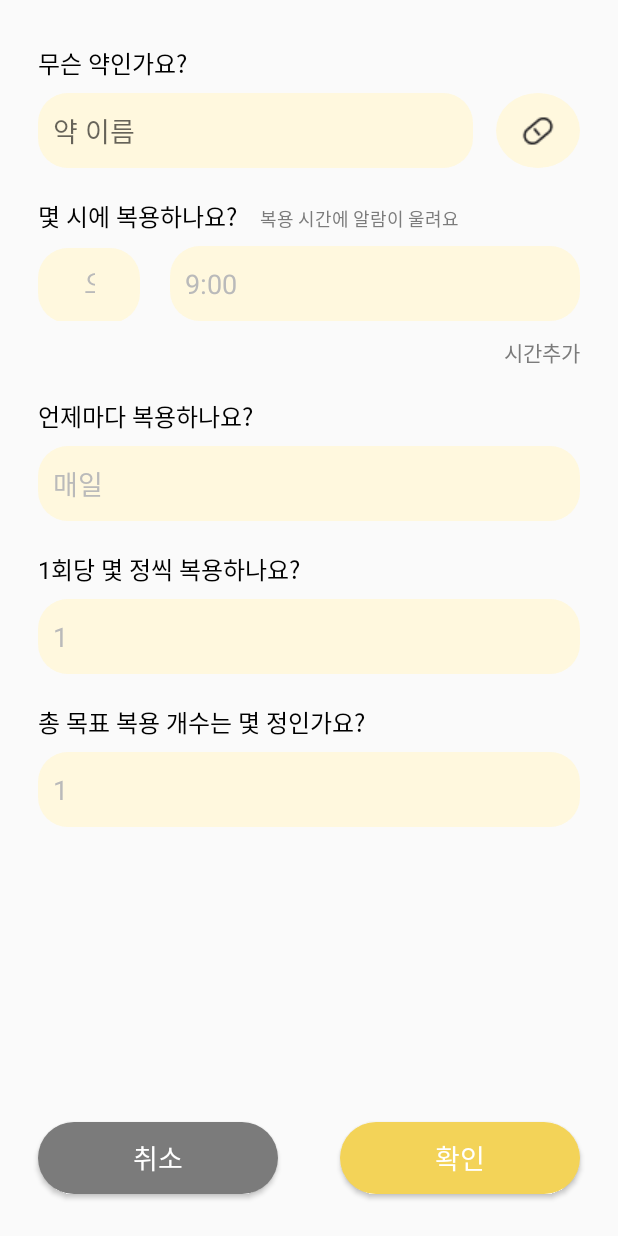
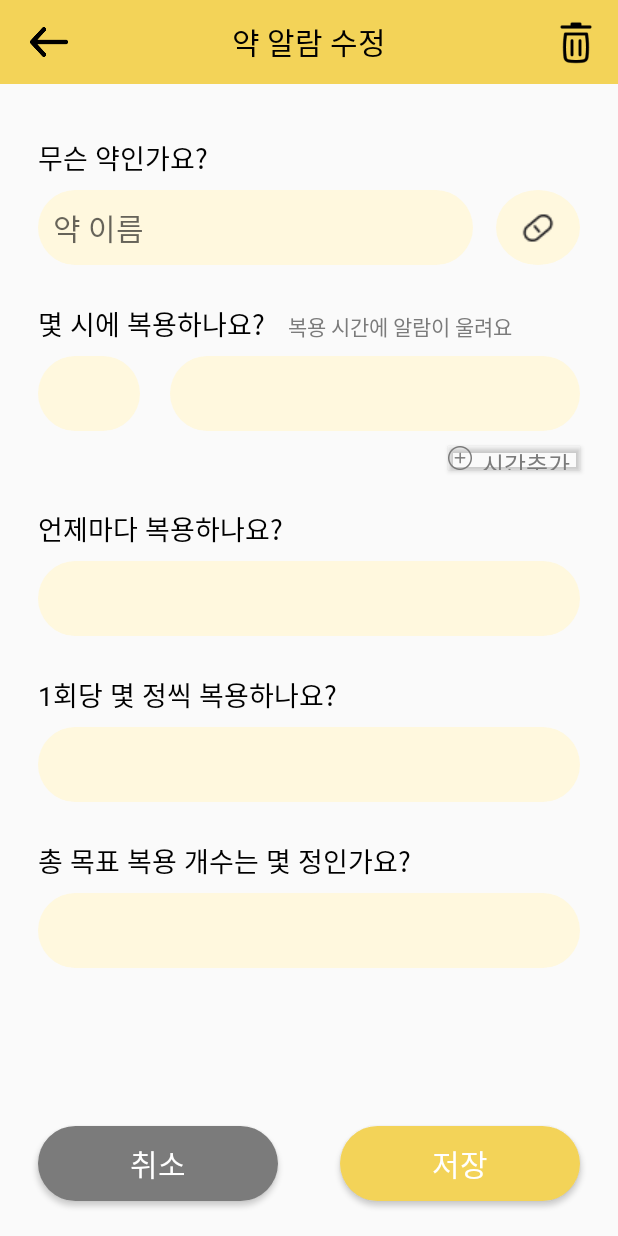
Before and after one commit to Maaaaeari/Chick, an Android app: the EditAlarmActivity screen opened directly, with no data from a screen before it, on a phone screen of 412 x 824 dp. Run offline under Robolectric (Android 15) with nearby library versions, the phone set to English and light mode, and no system bars.

Commit message:
약 알람 수정, 알람화면

```diff
--- a/app/src/main/AndroidManifest.xml
+++ b/app/src/main/AndroidManifest.xml
@@ -14,9 +14,13 @@
         android:theme="@style/Theme.Chick"
         tools:targetApi="31">
         <activity
+            android:name=".MedAlarmActivity"
+            android:exported="false" />
+        <activity
             android:name=".EditAlarmActivity"
+            android:exported="false"
             android:parentActivityName=".MainActivity"
-            android:exported="false" />
+            android:windowSoftInputMode="adjustNothing" />
         <activity
             android:name=".MainActivity"
             android:exported="true">
--- a/app/src/main/java/com/example/chick/EditAlarmActivity.kt
+++ b/app/src/main/java/com/example/chick/EditAlarmActivity.kt
@@ -2,22 +2,13 @@ package com.example.chick
 
 import android.os.Bundle
 import android.view.Menu
+import android.view.MenuItem
+import android.widget.Toolbar
 import androidx.appcompat.app.AppCompatActivity
 
 class EditAlarmActivity : AppCompatActivity() {
     override fun onCreate(savedInstanceState: Bundle?) {
         super.onCreate(savedInstanceState)
         setContentView(R.layout.activity_edit_alarm)
-
-        //supportActionBar?.setDisplayShowTitleEnabled(false)
-        //supportActionBar!!.setDisplayHomeAsUpEnabled(true)
     }
-
-    /*
-    override fun onCreateOptionsMenu(menu: Menu?): Boolean {
-        menuInflater.inflate(R.menu.menu_edit_alarm, menu)
-        return true
-    }
-
-     */
 }
--- /dev/null
+++ b/app/src/main/java/com/example/chick/MedAlarmActivity.kt
@@ -0,0 +1,11 @@
+package com.example.chick
+
+import androidx.appcompat.app.AppCompatActivity
+import android.os.Bundle
+
+class MedAlarmActivity : AppCompatActivity() {
+    override fun onCreate(savedInstanceState: Bundle?) {
+        super.onCreate(savedInstanceState)
+        setContentView(R.layout.activity_med_alarm)
+    }
+}
--- /dev/null
+++ b/app/src/main/res/drawable/size_ic_alarm_plus.xml
@@ -0,0 +1,7 @@
+<?xml version="1.0" encoding="utf-8"?>
+<layer-list xmlns:android="http://schemas.android.com/apk/res/android">
+    <item
+        android:drawable="@drawable/ic_alarm_plus"
+        android:width="16dp"
+        android:height="16dp" />
+</layer-list>
--- /dev/null
+++ b/app/src/main/res/drawable/size_ic_back.xml
@@ -0,0 +1,7 @@
+<?xml version="1.0" encoding="utf-8"?>
+<layer-list xmlns:android="http://schemas.android.com/apk/res/android">
+    <item
+        android:drawable="@drawable/ic_back"
+        android:width="25dp"
+        android:height="20dp" />
+</layer-list>
--- a/app/src/main/res/drawable/yellow_rounding_box.xml
+++ b/app/src/main/res/drawable/yellow_rounding_box.xml
@@ -8,5 +8,5 @@
         android:right="45px"
         android:bottom="15px" />
     <corners
-        android:radius="30px" />
+        android:radius="40px" />
 </shape>
--- a/app/src/main/res/layout/activity_edit_alarm.xml
+++ b/app/src/main/res/layout/activity_edit_alarm.xml
@@ -4,32 +4,67 @@
     xmlns:tools="http://schemas.android.com/tools"
     android:layout_width="match_parent"
     android:layout_height="match_parent"
+    android:backgroundTint="#FFFFFF"
+    android:foregroundTint="#FFFFFF"
     android:orientation="vertical"
     tools:context=".EditAlarmActivity">
+
+    <androidx.appcompat.widget.Toolbar
+        android:id="@+id/EditToolbar"
+        android:layout_width="match_parent"
+        android:layout_height="wrap_content"
+        android:background="?attr/colorPrimary"
+        android:minHeight="?attr/actionBarSize"
+        android:theme="?attr/actionBarTheme"
+        app:layout_constraintEnd_toEndOf="parent"
+        app:layout_constraintStart_toStartOf="parent"
+        app:layout_constraintTop_toTopOf="parent"
+        app:menu="@menu/menu_top_delete">
+
+        <ImageButton
+            android:layout_width="wrap_content"
+            android:layout_height="wrap_content"
+            android:layout_marginLeft="20dp"
+            android:background="@null"
+            android:src="@drawable/size_ic_back" />
+
+        <TextView
+            android:id="@+id/txtToolbar"
+            android:layout_width="wrap_content"
+            android:layout_height="wrap_content"
+            android:layout_gravity="center"
+            android:fontFamily="@font/jejugothic"
+            android:text="약 알람 수정"
+            android:textColor="#000000"
+            android:textSize="20sp"
+            tools:layout_editor_absoluteX="173dp"
+            tools:layout_editor_absoluteY="16dp" />
+    </androidx.appcompat.widget.Toolbar>
 
     <ScrollView
         android:layout_width="match_parent"
         android:layout_height="0dp"
-        android:layout_weight="7" >
+        android:layout_weight="7">
 
         <LinearLayout
             android:layout_width="match_parent"
             android:layout_height="wrap_content"
-            android:orientation="vertical" >
+            android:orientation="vertical">
 
             <TextView
                 android:id="@+id/medNameQ"
                 android:layout_width="wrap_content"
                 android:layout_height="wrap_content"
                 android:layout_marginStart="25dp"
-                android:layout_marginTop="30dp"
+                android:layout_marginTop="35dp"
+                android:fontFamily="@font/jejugothic"
                 android:text="무슨 약인가요?"
                 android:textColor="#000000"
-                android:textSize="16sp" />
+                android:textSize="18sp" />
 
             <LinearLayout
                 android:layout_width="match_parent"
-                android:layout_height="wrap_content" >
+                android:layout_height="wrap_content">
 
                 <EditText
                     android:id="@+id/medName"
@@ -37,17 +72,19 @@
                     android:layout_height="50dp"
                     android:layout_marginStart="25dp"
                     android:layout_marginTop="8dp"
+                    android:background="@drawable/yellow_rounding_box"
+                    android:fontFamily="@font/jejugothic"
+                    android:hint="약 이름"
                     android:paddingLeft="10dp"
-                    android:background="@drawable/yellow_rounding_box"
-                    android:hint="약 이름" />
+                    android:textSize="20sp" />
 
                 <ImageButton
                     android:id="@+id/medChoice"
                     android:layout_width="50dp"
                     android:layout_height="50dp"
                     android:layout_marginLeft="15dp"
+                    android:layout_marginTop="8dp"
                     android:layout_marginRight="25dp"
-                    android:layout_marginTop="8dp"
                     android:layout_weight="1"
                     android:background="@drawable/yellow_circle"
                     app:srcCompat="@drawable/ic_button_pills" />
@@ -56,90 +93,81 @@
 
             <LinearLayout
                 android:layout_width="match_parent"
-                android:layout_height="wrap_content" >
+                android:layout_height="wrap_content">
 
                 <TextView
                     android:id="@+id/medTimeQ"
                     android:layout_width="wrap_content"
                     android:layout_height="wrap_content"
                     android:layout_marginStart="25dp"
-                    android:layout_marginTop="20dp"
-                    android:fontFamily="sans-serif"
+                    android:layout_marginTop="25dp"
+                    android:fontFamily="@font/jejugothic"
                     android:text="몇 시에 복용하나요?"
                     android:textColor="#000000"
-                    android:textSize="16sp" />
+                    android:textSize="18sp" />
 
                 <TextView
                     android:id="@+id/medTimeH"
                     android:layout_width="wrap_content"
                     android:layout_height="wrap_content"
                     android:layout_marginStart="15dp"
-                    android:layout_marginTop="20dp"
-                    android:fontFamily="sans-serif"
+                    android:layout_marginTop="25dp"
+                    android:fontFamily="@font/jejugothic"
                     android:text="복용 시간에 알람이 울려요"
                     android:textColor="#7B7B7B"
-                    android:textSize="12sp" />
+                    android:textSize="14sp" />
 
             </LinearLayout>
 
             <LinearLayout
                 android:layout_width="match_parent"
-                android:layout_height="wrap_content" >
+                android:layout_height="wrap_content">
 
-                <TextView
+                <Spinner
                     android:id="@+id/choiceAmPm"
                     android:layout_width="68dp"
                     android:layout_height="50dp"
                     android:layout_marginStart="25dp"
                     android:layout_marginTop="8dp"
-                    android:background="@drawable/yellow_rounding_box"
-                    android:fontFamily="sans-serif"
-                    android:gravity="center"
-                    android:text="오전"
-                    android:textColor="#BABABA"
-                    android:textSize="18dp" />
+                    android:background="@drawable/yellow_rounding_box" />
 
-                <TextView
+                <Spinner
                     android:id="@+id/choiceTime"
                     android:layout_width="match_parent"
                     android:layout_height="50dp"
                     android:layout_marginLeft="20dp"
                     android:layout_marginTop="8dp"
                     android:layout_marginRight="25dp"
-                    android:background="@drawable/yellow_rounding_box"
-                    android:fontFamily="sans-serif"
-                    android:gravity="center_vertical"
-                    android:paddingLeft="10dp"
-                    android:text="9:00"
-                    android:textColor="#BABABA"
-                    android:textSize="18dp" />
-
+                    android:background="@drawable/yellow_rounding_box" />
 
             </LinearLayout>
 
-            <TextView
-                android:id="@+id/TimePlus"
+            <Button
+                android:id="@+id/btnMainVideo"
                 android:layout_width="wrap_content"
-                android:layout_height="wrap_content"
+                android:layout_height="16dp"
                 android:layout_gravity="center_vertical|right"
                 android:layout_marginTop="10dp"
                 android:layout_marginRight="25dp"
-                android:background="#00FFFFFF"
-                android:fontFamily="sans-serif"
+                android:background="#FFFFFF"
+                android:backgroundTint="#00FFFFFF"
+                android:drawableLeft="@drawable/size_ic_alarm_plus"
+                android:fontFamily="@font/jejugothic"
+                android:foregroundTint="#FFFFFF"
                 android:text="시간추가"
                 android:textColor="#7B7B7B"
-                android:textSize="14dp" />
+                android:textSize="16sp" />
 
             <TextView
                 android:id="@+id/medWhenQ"
                 android:layout_width="wrap_content"
                 android:layout_height="wrap_content"
                 android:layout_marginStart="25dp"
-                android:layout_marginTop="20dp"
-                android:fontFamily="sans-serif"
+                android:layout_marginTop="25dp"
+                android:fontFamily="@font/jejugothic"
                 android:text="언제마다 복용하나요?"
                 android:textColor="#000000"
-                android:textSize="16sp" />
+                android:textSize="18sp" />
 
             <TextView
                 android:id="@+id/choiceWhen"
@@ -148,24 +176,18 @@
                 android:layout_marginLeft="25dp"
                 android:layout_marginTop="8dp"
                 android:layout_marginRight="25dp"
-                android:background="@drawable/yellow_rounding_box"
-                android:fontFamily="sans-serif"
-                android:gravity="center_vertical"
-                android:paddingLeft="10dp"
-                android:text="매일"
-                android:textColor="#BABABA"
-                android:textSize="18dp" />
+                android:background="@drawable/yellow_rounding_box" />
 
             <TextView
                 android:id="@+id/medEatNumberQ"
                 android:layout_width="wrap_content"
                 android:layout_height="wrap_content"
                 android:layout_marginStart="25dp"
-                android:layout_marginTop="20dp"
-                android:fontFamily="sans-serif"
+                android:layout_marginTop="25dp"
+                android:fontFamily="@font/jejugothic"
                 android:text="1회당 몇 정씩 복용하나요?"
                 android:textColor="#000000"
-                android:textSize="16sp" />
+                android:textSize="18sp" />
 
             <TextView
                 android:id="@+id/choiceEatNumber"
@@ -174,24 +196,18 @@
                 android:layout_marginLeft="25dp"
                 android:layout_marginTop="8dp"
                 android:layout_marginRight="25dp"
-                android:background="@drawable/yellow_rounding_box"
-                android:fontFamily="sans-serif"
-                android:gravity="center_vertical"
-                android:paddingLeft="10dp"
-                android:text="1"
-                android:textColor="#BABABA"
-                android:textSize="18dp" />
+                android:background="@drawable/yellow_rounding_box" />
 
             <TextView
                 android:id="@+id/medTotalNumberQ"
                 android:layout_width="wrap_content"
                 android:layout_height="wrap_content"
                 android:layout_marginStart="25dp"
-                android:layout_marginTop="20dp"
-                android:fontFamily="sans-serif"
+                android:layout_marginTop="25dp"
+                android:fontFamily="@font/jejugothic"
                 android:text="총 목표 복용 개수는 몇 정인가요?"
                 android:textColor="#000000"
-                android:textSize="16sp" />
+                android:textSize="18sp" />
 
             <TextView
                 android:id="@+id/choiceTotalNumber"
@@ -200,13 +216,7 @@
                 android:layout_marginLeft="25dp"
                 android:layout_marginTop="8dp"
                 android:layout_marginRight="25dp"
-                android:background="@drawable/yellow_rounding_box"
-                android:fontFamily="sans-serif"
-                android:gravity="center_vertical"
-                android:paddingLeft="10dp"
-                android:text="1"
-                android:textColor="#BABABA"
-                android:textSize="18dp" />
+                android:background="@drawable/yellow_rounding_box" />
 
         </LinearLayout>
 
@@ -215,7 +225,7 @@
     <LinearLayout
         android:layout_width="match_parent"
         android:layout_height="0dp"
-        android:layout_weight="1" >
+        android:layout_weight="1">
 
         <android.widget.Button
             android:id="@+id/medEditCancel"
@@ -223,10 +233,11 @@
             android:layout_height="wrap_content"
             android:layout_gravity="center"
             android:layout_marginLeft="25dp"
+            android:background="@drawable/cancel_box"
+            android:fontFamily="@font/jejugothic"
             android:text="취소"
-            android:textSize="18dp"
             android:textColor="@color/white"
-            android:background="@drawable/cancel_box" />
+            android:textSize="20sp" />
 
         <View
             android:layout_width="0dp"
@@ -240,9 +251,10 @@
             android:layout_gravity="center"
             android:layout_marginRight="25dp"
             android:background="@drawable/confirm_box"
-            android:text="확인"
+            android:fontFamily="@font/jejugothic"
+            android:text="저장"
             android:textColor="@color/white"
-            android:textSize="18dp" />
+            android:textSize="20sp" />
 
     </LinearLayout>
 
--- /dev/null
+++ b/app/src/main/res/layout/activity_med_alarm.xml
@@ -0,0 +1,16 @@
+<?xml version="1.0" encoding="utf-8"?>
+<LinearLayout xmlns:android="http://schemas.android.com/apk/res/android"
+    xmlns:app="http://schemas.android.com/apk/res-auto"
+    xmlns:tools="http://schemas.android.com/tools"
+    android:layout_width="match_parent"
+    android:layout_height="match_parent"
+    android:orientation="vertical"
+    tools:context=".MedAlarmActivity">
+
+    <ImageView
+        android:layout_width="150dp"
+        android:layout_height="wrap_content"
+        android:src="@drawable/ic_alarm_logo"
+        android:layout_gravity="center"/>
+
+</LinearLayout>
--- a/app/src/main/res/layout/edit_alarm_toolbar.xml
+++ /dev/null
@@ -1,19 +0,0 @@
-<?xml version="1.0" encoding="utf-8"?>
-<androidx.appcompat.widget.Toolbar xmlns:android="http://schemas.android.com/apk/res/android"
-    xmlns:app="http://schemas.android.com/apk/res-auto"
-    android:id="@+id/editAlarmToolbar"
-    android:layout_width="match_parent"
-    android:layout_height="wrap_content"
-    android:background="#F3D358"
-    android:theme="@style/ThemeOverlay.AppCompat.ActionBar"
-    app:popupTheme="@style/ThemeOverlay.AppCompat.Light">
-
-    <TextView
-        android:layout_width="wrap_content"
-        android:layout_height="wrap_content"
-        android:text="약 알람 수정"
-        android:layout_gravity="center"
-        android:textSize="18dp"
-        android:textColor="#000000" />
-
-</androidx.appcompat.widget.Toolbar>
--- a/app/src/main/res/menu/menu_edit_alarm.xml
+++ /dev/null
@@ -1,10 +0,0 @@
-<?xml version="1.0" encoding="utf-8"?>
-<menu xmlns:android="http://schemas.android.com/apk/res/android"
-    xmlns:app="http://schemas.android.com/apk/res-auto">
-    <item
-        android:id="@+id/menuEditAlarm"
-        android:icon="@drawable/ic_button_pills"
-        android:title="delete"
-        app:showAsAction="always" />
-
-</menu>
--- a/app/src/main/res/menu/menu_top_delete.xml
+++ b/app/src/main/res/menu/menu_top_delete.xml
@@ -5,6 +5,6 @@
     <item
         android:id = "@+id/btnDelete"
         android:icon="@drawable/ic_delete"
-        android:title="plus"
+        android:title="delete"
         app:showAsAction="always" />
 </menu>
```
Also changed, not shown: app/src/main/res/drawable/ic_alarm_logo.png (added), app/src/main/res/drawable/ic_back.png (added).
